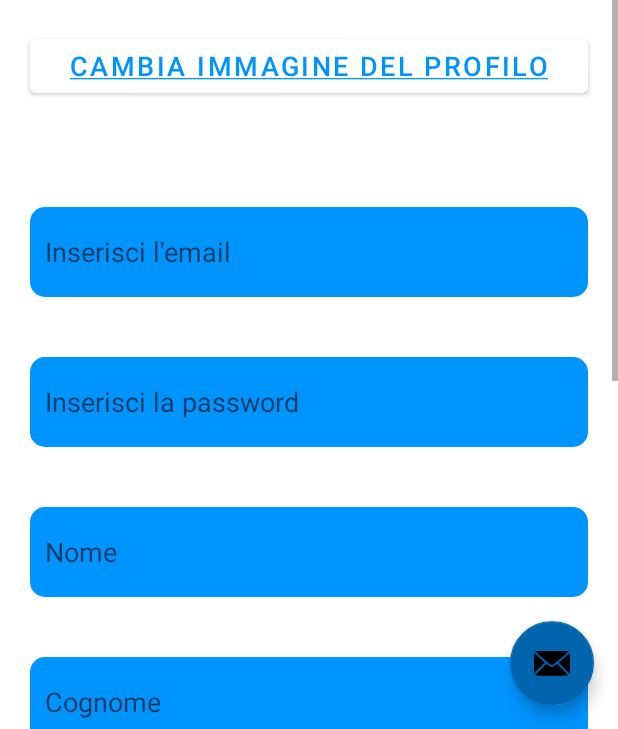
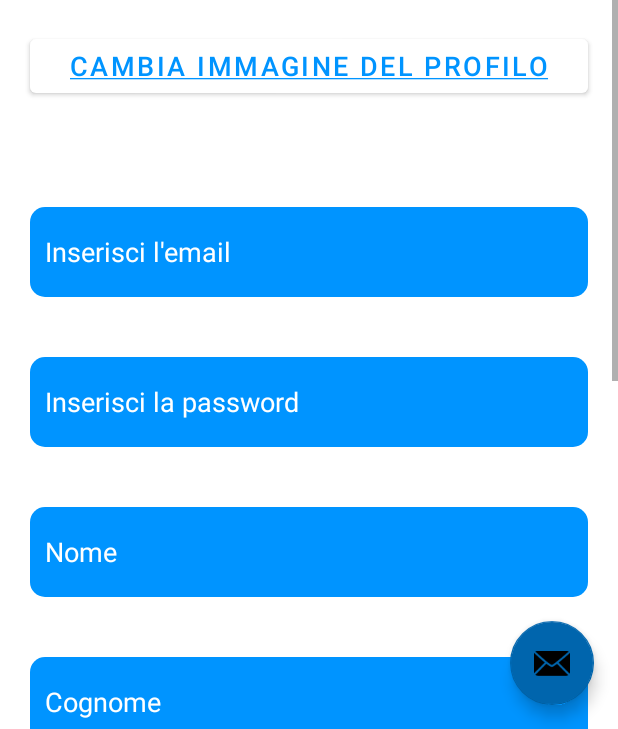
Before and after one commit to marrcolino/MyManager, an Android app: the Home screen opened directly, with no data from a screen before it, in the side drawer, after a tap on "Account", on a phone screen of 412 x 824 dp, the part 507-1236 px from its top. Run offline under Robolectric (Android 15) with nearby library versions, the phone set to English and light mode, and no system bars; our stand-ins replace Firebase (no records; nobody signed in at launch, a user with empty details on screens opened directly), Picasso, navigation-ui; 3 statements that could not run were skipped.

Commit message:
ricerca casi di studio completata

```diff
--- a/app/src/main/java/com/example/mymanager/Home.java
+++ b/app/src/main/java/com/example/mymanager/Home.java
@@ -66,7 +66,7 @@ public class Home extends AppCompatActivity {
         // Passing each menu ID as a set of Ids because each
         // menu should be considered as top level destinations.
         mAppBarConfiguration = new AppBarConfiguration.Builder(
-                R.id.nav_home, R.id.nav_account, R.id.nav_crea_gruppi, R.id.nav_groups, R.id.nav_casiDiStudio, R.id.nav_logout)
+                R.id.nav_home, R.id.nav_account, R.id.nav_cercaCasi, R.id.nav_crea_gruppi, R.id.nav_groups, R.id.nav_casiDiStudio, R.id.nav_logout)
                 .setDrawerLayout(drawer)
                 .build();
         NavController navController = Navigation.findNavController(this, R.id.nav_host_fragment);
--- a/app/src/main/java/com/example/mymanager/InfoCasoDiStudio.java
+++ b/app/src/main/java/com/example/mymanager/InfoCasoDiStudio.java
@@ -36,7 +36,7 @@ public class InfoCasoDiStudio extends AppCompatActivity {
 
     private ArrayList<List> list = new ArrayList<List>();
     private int position;
-    TextView textViewNomeCorso, textViewEsame, textViewDescrizione, textViewProf;
+    TextView textViewNomeCorso, textViewEsame, textViewDescrizione, textViewProf, textViewInfoNomeGruppo;
     private String chiamante = "";
     private StorageReference storageReference;
     private Button inserisci;
@@ -173,7 +173,8 @@ public class InfoCasoDiStudio extends AppCompatActivity {
         textViewDescrizione.setText(list.get(position).get(2).toString());
         textViewProf = findViewById(R.id.textViewProf);
         textViewProf.setText(list.get(position).get(5).toString());
-        //toastMessage(chiamante);
+        textViewInfoNomeGruppo = findViewById(R.id.textViewInfoNomeGruppo);
+        textViewInfoNomeGruppo.setText(list.get(position).get(7).toString());
     }
 
     // this event will enable the back
--- a/app/src/main/java/com/example/mymanager/InfoGruppo.java
+++ b/app/src/main/java/com/example/mymanager/InfoGruppo.java
@@ -143,7 +143,9 @@ public class InfoGruppo extends AppCompatActivity {
                     }
                 }
 
-                if(matricoleGiuste && (!partecipante2.equals("vuoto") || !partecipante3.equals("vuoto") || !partecipante4.equals("vuoto")))
+                if(matricoleGiuste
+                        && (!partecipante2.equals("vuoto") || !partecipante3.equals("vuoto") || !partecipante4.equals("vuoto"))
+                        && (!partecipante2.equals(partecipante3) && !partecipante2.equals(partecipante4) && !partecipante3.equals(partecipante4)))
                 {
                     Boolean updateGruppo;
                     if(partecipante2.equals("vuoto"))
@@ -165,7 +167,7 @@ public class InfoGruppo extends AppCompatActivity {
                 }
                 else
                 {
-                    toastMessage("Una delle matricole è errata oppure inserire almeno un partecipante!");
+                    toastMessage("Una delle matricole è errata o uguale alle altre, oppure inserire almeno un partecipante!");
                 }
             }
         });
--- /dev/null
+++ b/app/src/main/res/drawable/ic_baseline_search_24.xml
@@ -0,0 +1,10 @@
+<vector xmlns:android="http://schemas.android.com/apk/res/android"
+    android:width="24dp"
+    android:height="24dp"
+    android:viewportWidth="24"
+    android:viewportHeight="24"
+    android:tint="?attr/colorControlNormal">
+  <path
+      android:fillColor="@android:color/white"
+      android:pathData="M15.5,14h-0.79l-0.28,-0.27C15.41,12.59 16,11.11 16,9.5 16,5.91 13.09,3 9.5,3S3,5.91 3,9.5 5.91,16 9.5,16c1.61,0 3.09,-0.59 4.23,-1.57l0.27,0.28v0.79l5,4.99L20.49,19l-4.99,-5zM9.5,14C7.01,14 5,11.99 5,9.5S7.01,5 9.5,5 14,7.01 14,9.5 11.99,14 9.5,14z"/>
+</vector>
--- /dev/null
+++ b/app/src/main/res/drawable/ic_baseline_search_24_white.xml
@@ -0,0 +1,5 @@
+<vector android:height="24dp" android:tint="#FFFFFF"
+    android:viewportHeight="24" android:viewportWidth="24"
+    android:width="24dp" xmlns:android="http://schemas.android.com/apk/res/android">
+    <path android:fillColor="@android:color/white" android:pathData="M15.5,14h-0.79l-0.28,-0.27C15.41,12.59 16,11.11 16,9.5 16,5.91 13.09,3 9.5,3S3,5.91 3,9.5 5.91,16 9.5,16c1.61,0 3.09,-0.59 4.23,-1.57l0.27,0.28v0.79l5,4.99L20.49,19l-4.99,-5zM9.5,14C7.01,14 5,11.99 5,9.5S7.01,5 9.5,5 14,7.01 14,9.5 11.99,14 9.5,14z"/>
+</vector>
--- a/app/src/main/res/layout/fragment_account.xml
+++ b/app/src/main/res/layout/fragment_account.xml
@@ -60,6 +60,7 @@
                 android:padding="10dp"
                 android:shadowColor="@color/black"
                 android:textColor="#FFFFFF"
+                android:textColorHint="#FFFFFF"
                 app:layout_constraintEnd_toEndOf="parent"
                 app:layout_constraintHorizontal_bias="0.498"
                 app:layout_constraintStart_toStartOf="parent" />
@@ -76,6 +77,7 @@
                 android:padding="10dp"
                 android:shadowColor="@color/black"
                 android:textColor="#FFFFFF"
+                android:textColorHint="#FFFFFF"
                 app:layout_constraintEnd_toEndOf="parent"
                 app:layout_constraintHorizontal_bias="0.498"
                 app:layout_constraintStart_toStartOf="parent" />
@@ -91,6 +93,7 @@
                 android:padding="10dp"
                 android:shadowColor="@color/black"
                 android:textColor="#FFFFFF"
+                android:textColorHint="#FFFFFF"
                 app:layout_constraintEnd_toEndOf="parent"
                 app:layout_constraintHorizontal_bias="0.498"
                 app:layout_constraintStart_toStartOf="parent" />
@@ -106,6 +109,7 @@
                 android:padding="10dp"
                 android:shadowColor="@color/black"
                 android:textColor="#FFFFFF"
+                android:textColorHint="#FFFFFF"
                 app:layout_constraintEnd_toEndOf="parent"
                 app:layout_constraintHorizontal_bias="0.498"
                 app:layout_constraintStart_toStartOf="parent" />
@@ -122,6 +126,7 @@
                 android:padding="10dp"
                 android:shadowColor="@color/black"
                 android:textColor="#FFFFFF"
+                android:textColorHint="#FFFFFF"
                 app:layout_constraintEnd_toEndOf="parent"
                 app:layout_constraintHorizontal_bias="0.498"
                 app:layout_constraintStart_toStartOf="parent" />
@@ -138,6 +143,7 @@
                 android:padding="10dp"
                 android:shadowColor="@color/black"
                 android:textColor="#FFFFFF"
+                android:textColorHint="#FFFFFF"
                 app:layout_constraintEnd_toEndOf="parent"
                 app:layout_constraintHorizontal_bias="0.498"
                 app:layout_constraintStart_toStartOf="parent" />
--- a/app/src/main/res/menu/activity_main_drawer.xml
+++ b/app/src/main/res/menu/activity_main_drawer.xml
@@ -12,6 +12,10 @@
             android:id="@+id/nav_account"
             android:icon="@drawable/ic_account"
             android:title="@string/menu_account" />
+        <item
+            android:id="@+id/nav_cercaCasi"
+            android:icon="@drawable/ic_baseline_search_24"
+            android:title="@string/menu_cerca_casi" />
         <item
             android:id="@+id/nav_crea_gruppi"
             android:icon="@drawable/ic_group_add"
--- a/app/src/main/res/navigation/mobile_navigation.xml
+++ b/app/src/main/res/navigation/mobile_navigation.xml
@@ -16,6 +16,12 @@
         android:name="com.example.mymanager.AccountFragment"
         android:label="@string/menu_account"
         tools:layout="@layout/fragment_account" />
+
+    <fragment
+        android:id="@+id/nav_cercaCasi"
+        android:name="com.example.mymanager.CercaCasiFragment"
+        android:label="@string/menu_cerca_casi"
+        tools:layout="@layout/fragment_cerca_casi" />
 
     <activity
         android:id="@+id/nav_crea_gruppi"
--- a/app/src/main/res/values/strings.xml
+++ b/app/src/main/res/values/strings.xml
@@ -12,6 +12,7 @@
     <string name="menu_account">Account</string>
     <string name="menu_crea_gruppo">Crea Gruppo</string>
     <string name="menu_View_grups">Gruppi</string>
+    <string name="menu_cerca_casi">Cerca casi di studio</string>
 
     <string name="menu_casiDiStudio">Casi di studio</string>
     <string name="menu_logout">Logout</string>
```
Also changed, not shown: app/src/main/java/com/example/mymanager/CercaCasiFragment.java (added, +108 -0 lines), app/src/main/java/com/example/mymanager/DBHelper.java (+12 -1 lines), app/src/main/res/layout/activity_info_caso_di_studio.xml (+13 -0 lines), app/src/main/res/layout/fragment_cerca_casi.xml (added, +74 -0 lines).
